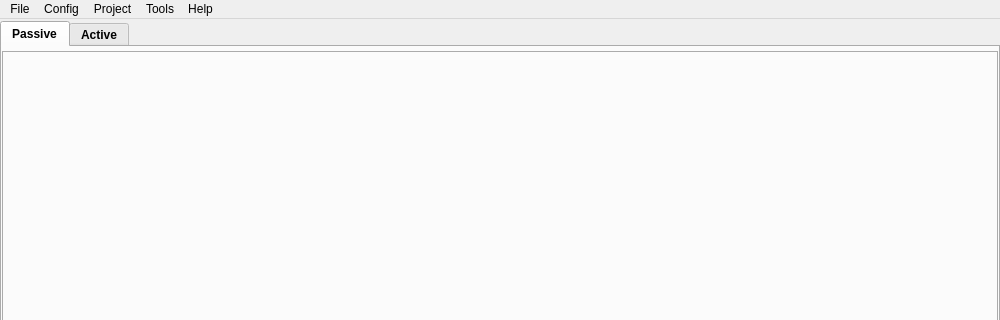
First picture: the form in sub3suite/src/MainWindow.ui, repository 3nock/OTE, before the edit; both pictures show x 0 to 1000 and y 0 to 320 of the 1000 by 693 pixel window.
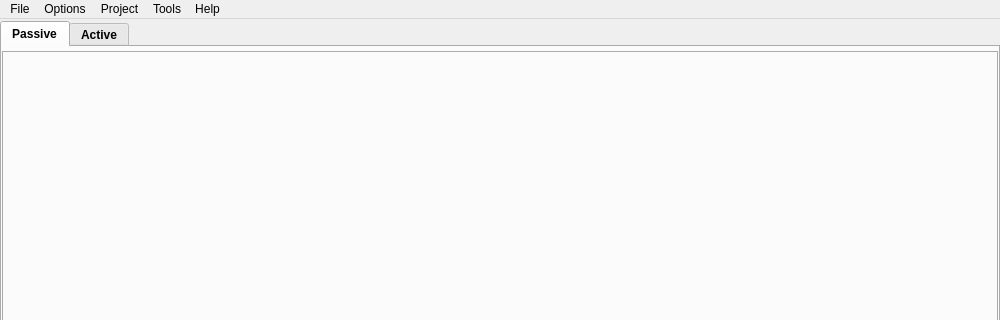
Second picture: the form after the edit. Icons and pictures are not drawn.

The edit to the form file:
```diff
--- a/sub3suite/src/MainWindow.ui
+++ b/sub3suite/src/MainWindow.ui
@@ -614,7 +614,7 @@
    </widget>
    <widget class="QMenu" name="menuConfig">
     <property name="title">
-     <string>Config</string>
+     <string>Options</string>
     </property>
     <addaction name="actionApiKeys"/>
     <addaction name="actionGeneralConfig"/>
```
Left out of the diff: 311 changed lines with no effect on the pictures.
